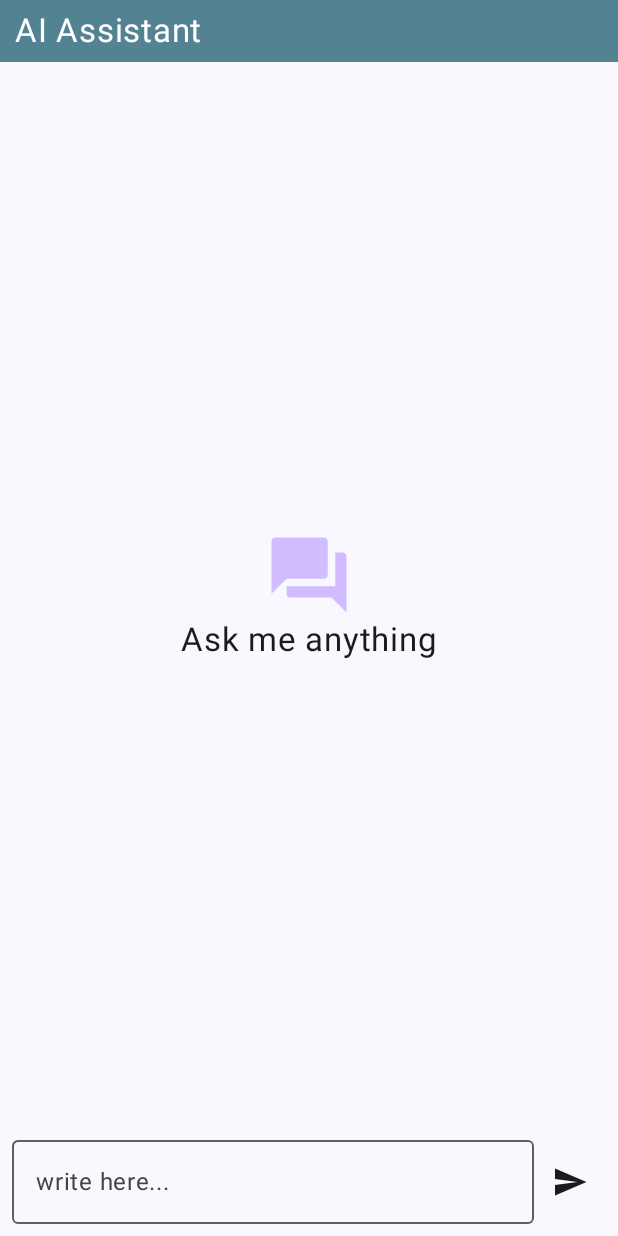
After one commit to farrukhf07/Health-Care-App, an Android app built with Jetpack Compose: the ChatbotScreen screen opened through its navigation route, on a phone screen of 412 x 824 dp. The commit adds this screen. Run offline under Robolectric (Android 15) with nearby library versions, the light colour scheme and no system bars; our stand-ins replace Dagger/Hilt's generated code; libraries missing offline, so code that uses them is left out: com.google.ai.client.

Commit message:
AI Chat bot Screen UI Changes

```diff
--- a/app/build.gradle.kts
+++ b/app/build.gradle.kts
@@ -97,5 +97,6 @@ dependencies {
     // fetching image
     api("io.coil-kt:coil-compose:2.2.2")
     api("io.coil-kt:coil-svg:2.2.2")
-
+    // Gemni API
+    implementation("com.google.ai.client.generativeai:generativeai:0.9.0")
 }
--- /dev/null
+++ b/app/src/main/java/com/example/myhealth/model/MessageModel.kt
@@ -0,0 +1,6 @@
+package com.example.myhealth.model
+
+data class MessageModel(
+    val message: String,
+    val role: String
+)
--- a/app/src/main/java/com/example/myhealth/navigation/MyHealthScreen.kt
+++ b/app/src/main/java/com/example/myhealth/navigation/MyHealthScreen.kt
@@ -31,6 +31,8 @@ sealed class MyHealthScreen(
     object SignoutScreen: MyHealthScreen(route = "SignoutScreen")
 
     object FindDoctorScreen: MyHealthScreen(route = "FindDoctorScreen")
+
+    object ChatbotScreen: MyHealthScreen(route = "ChatbotScreen")
 
     object DoctorProfileScreen: MyHealthScreen(route = "DoctorProfileScreen",
         navArguments = listOf(
--- a/app/src/main/java/com/example/myhealth/navigation/NavGraph.kt
+++ b/app/src/main/java/com/example/myhealth/navigation/NavGraph.kt
@@ -6,6 +6,7 @@ import androidx.navigation.compose.composable
 import androidx.navigation.navigation
 import com.example.myhealth.utils.APP_NAV_GRAPH
 import com.example.myhealth.utils.AUTH
+import com.example.myhealth.views.screens.ChatbotScreen
 import com.example.myhealth.views.screens.DashboardScreen
 import com.example.myhealth.views.screens.DiseaseDengueDetailScreen
 import com.example.myhealth.views.screens.DiseaseDetailScreen
@@ -95,6 +96,9 @@ fun NavGraphBuilder.appNavGraph(
                 labTest = {
                           navController.navigate(MyHealthScreen.LabTestScreen.name)
                 },
+                aiChat = {
+                         navController.navigate(MyHealthScreen.ChatbotScreen.name)
+                },
                 fever = {
                         navController.navigate(MyHealthScreen.DiseaseFeverDetailScreen.name)
                 },
@@ -108,6 +112,10 @@ fun NavGraphBuilder.appNavGraph(
                     navController.navigate(MyHealthScreen.PatientProfileScreen.name)
                 }
             )
+        }
+
+        composable(route = MyHealthScreen.ChatbotScreen.name) {
+            ChatbotScreen()
         }
 
         composable(route = MyHealthScreen.FindDoctorScreen.name) {
--- a/app/src/main/java/com/example/myhealth/ui/theme/Color.kt
+++ b/app/src/main/java/com/example/myhealth/ui/theme/Color.kt
@@ -24,3 +24,6 @@ val lightGreen2 = Color(0xFFDEF9C4)
 val newpurple = Color(0xFFE7CCCC)
 val gray = Color(0xFFD3D3D3)
 val firstAidColor = Color(0xFFB41313)
+
+val ColorUserMessage = Color(0xFF03A9F4)
+val ColorModelMessage = Color(0xFF4CAF50)
--- /dev/null
+++ b/app/src/main/java/com/example/myhealth/utils/AIConstant.kt
@@ -0,0 +1,6 @@
+package com.example.myhealth.utils
+
+const val MODEL = "model"
+const val USER = "user"
+const val MODEL_NAME = "gemini-pro"
+const val API_KEY = "AIzaSyAp2qWs9Y-YJcTfuilgocxOER5T2yABPHY"
--- /dev/null
+++ b/app/src/main/java/com/example/myhealth/viewModel/ChatbotVM.kt
@@ -0,0 +1,42 @@
+package com.example.myhealth.viewModel
+
+import androidx.compose.runtime.mutableStateListOf
+import androidx.lifecycle.ViewModel
+import androidx.lifecycle.viewModelScope
+import com.example.myhealth.model.MessageModel
+import com.example.myhealth.utils.API_KEY
+import com.example.myhealth.utils.MODEL_NAME
+import com.example.myhealth.utils.USER
+import com.google.ai.client.generativeai.GenerativeModel
+import kotlinx.coroutines.launch
+
+class ChatbotVM:ViewModel() {
+    val messageList by lazy{
+        mutableStateListOf<MessageModel>()
+    }
+
+    val generativeModel: GenerativeModel = GenerativeModel(
+        modelName = MODEL_NAME,
+        apiKey = API_KEY
+    )
+
+    fun sendMessage(question: String){
+        viewModelScope.launch{
+            try {
+                val chat = generativeModel.startChat(
+//                    history = messageList.map {
+//                        content(it.role){text(it.message)}
+//                    }.toList()
+                )
+                messageList.add(MessageModel(question, USER))
+                messageList.add(MessageModel("Typing...", MODEL_NAME))
+                val response = chat.sendMessage(question)
+                messageList.removeLast()
+                messageList.add(MessageModel(response.text.toString(), MODEL_NAME))
+            } catch (e: Exception){
+                messageList.removeLast()
+                messageList.add(MessageModel("Error: ${e.message}","model"))
+            }
+        }
+    }
+}
--- /dev/null
+++ b/app/src/main/java/com/example/myhealth/views/components/InputMessage.kt
@@ -0,0 +1,51 @@
+package com.example.myhealth.views.components
+
+import androidx.compose.foundation.layout.Row
+import androidx.compose.foundation.layout.padding
+import androidx.compose.material.icons.Icons
+import androidx.compose.material.icons.filled.Send
+import androidx.compose.material3.Icon
+import androidx.compose.material3.IconButton
+import androidx.compose.material3.OutlinedTextField
+import androidx.compose.material3.Text
+import androidx.compose.runtime.Composable
+import androidx.compose.runtime.getValue
+import androidx.compose.runtime.mutableStateOf
+import androidx.compose.runtime.remember
+import androidx.compose.runtime.setValue
+import androidx.compose.ui.Alignment
+import androidx.compose.ui.Modifier
+import androidx.compose.ui.unit.dp
+
+@Composable
+fun InputMessage(onMessageSend : (String)-> Unit) {
+
+    var message by remember {
+        mutableStateOf("")
+    }
+
+    Row(
+        modifier = Modifier.padding(8.dp),
+        verticalAlignment = Alignment.CenterVertically
+    ) {
+        OutlinedTextField(
+            modifier = Modifier.weight(1f),
+            value = message,
+            placeholder = { Text(text = "write here...") },
+            onValueChange = {
+                message = it
+            }
+        )
+        IconButton(onClick = {
+            if(message.isNotEmpty()){
+                onMessageSend(message)
+                message = ""
+            }
+        }) {
+            Icon(
+                imageVector = Icons.Default.Send,
+                contentDescription = "Send"
+            )
+        }
+    }
+}
--- /dev/null
+++ b/app/src/main/java/com/example/myhealth/views/components/MessageHeader.kt
@@ -0,0 +1,29 @@
+package com.example.myhealth.views.components
+
+import androidx.compose.foundation.background
+import androidx.compose.foundation.layout.Box
+import androidx.compose.foundation.layout.fillMaxWidth
+import androidx.compose.foundation.layout.padding
+import androidx.compose.material3.MaterialTheme
+import androidx.compose.material3.Text
+import androidx.compose.runtime.Composable
+import androidx.compose.ui.Modifier
+import androidx.compose.ui.graphics.Color
+import androidx.compose.ui.unit.dp
+import androidx.compose.ui.unit.sp
+import com.example.myhealth.ui.theme.primaryBlue
+
+@Composable
+fun MessageHeader() {
+    Box(
+        modifier = Modifier
+            .fillMaxWidth()
+            .background(primaryBlue)
+    ) {
+        Text(text = "AI Assistant",
+            color = Color.White,
+            fontSize = 22.sp,
+            modifier = Modifier.padding(horizontal = 10.dp, vertical = 7.dp)
+        )
+    }
+}
--- /dev/null
+++ b/app/src/main/java/com/example/myhealth/views/components/MessageList.kt
@@ -0,0 +1,48 @@
+package com.example.myhealth.views.components
+
+import androidx.compose.foundation.layout.Arrangement
+import androidx.compose.foundation.layout.Column
+import androidx.compose.foundation.layout.fillMaxSize
+import androidx.compose.foundation.layout.size
+import androidx.compose.foundation.lazy.LazyColumn
+import androidx.compose.foundation.lazy.items
+import androidx.compose.material3.Icon
+import androidx.compose.material3.Text
+import androidx.compose.runtime.Composable
+import androidx.compose.ui.Alignment
+import androidx.compose.ui.Modifier
+import androidx.compose.ui.res.painterResource
+import androidx.compose.ui.unit.dp
+import androidx.compose.ui.unit.sp
+import com.example.myhealth.R
+import com.example.myhealth.model.MessageModel
+import com.example.myhealth.ui.theme.Purple80
+
+@Composable
+fun MessageList(modifier: Modifier = Modifier, messageList : List<MessageModel>) {
+    if(messageList.isEmpty()){
+        Column(
+            modifier = modifier.fillMaxSize(),
+            horizontalAlignment = Alignment.CenterHorizontally,
+            verticalArrangement = Arrangement.Center
+        ) {
+            Icon(
+                modifier = Modifier.size(60.dp),
+                painter = painterResource(id = R.drawable.baseline_question_answer_24),
+                contentDescription = "Icon",
+                tint = Purple80,
+            )
+            Text(text = "Ask me anything", fontSize = 22.sp)
+        }
+    }else{
+        LazyColumn(
+            modifier = modifier,
+            reverseLayout = true
+        ) {
+            items(messageList.reversed()){
+                MessageView(messageModel = it)
+            }
+        }
+    }
+
+}
--- /dev/null
+++ b/app/src/main/java/com/example/myhealth/views/screens/ChatbotScreen.kt
@@ -0,0 +1,29 @@
+package com.example.myhealth.views.screens
+
+import androidx.compose.foundation.layout.Column
+import androidx.compose.runtime.Composable
+import androidx.compose.ui.Modifier
+import androidx.hilt.navigation.compose.hiltViewModel
+import com.example.myhealth.viewModel.ChatbotVM
+import com.example.myhealth.views.components.InputMessage
+import com.example.myhealth.views.components.MessageHeader
+import com.example.myhealth.views.components.MessageList
+
+
+@Composable
+fun ChatbotScreen(modifier: Modifier = Modifier, viewModel: ChatbotVM = hiltViewModel()) {
+    Column(
+        modifier = modifier
+    ) {
+        MessageHeader()
+        MessageList(
+            modifier = Modifier.weight(1f),
+            messageList = viewModel.messageList
+        )
+        InputMessage(
+            onMessageSend = {
+                viewModel.sendMessage(it)
+            }
+        )
+    }
+}
--- /dev/null
+++ b/app/src/main/res/drawable/baseline_question_answer_24.xml
@@ -0,0 +1,5 @@
+<vector xmlns:android="http://schemas.android.com/apk/res/android" android:height="24dp" android:tint="#000000" android:viewportHeight="24" android:viewportWidth="24" android:width="24dp">
+
+    <path android:fillColor="@android:color/white" android:pathData="M21,6h-2v9L6,15v2c0,0.55 0.45,1 1,1h11l4,4L22,7c0,-0.55 -0.45,-1 -1,-1zM17,12L17,3c0,-0.55 -0.45,-1 -1,-1L3,2c-0.55,0 -1,0.45 -1,1v14l4,-4h10c0.55,0 1,-0.45 1,-1z"/>
+
+</vector>
```
Also changed, not shown: app/src/main/java/com/example/myhealth/views/components/MessageView.kt (added, +58 -0 lines), app/src/main/java/com/example/myhealth/views/screens/DashboardScreen.kt (+56 -20 lines), app/src/main/java/com/example/myhealth/utils/Constants.kt (line endings or trailing spaces), app/src/main/res/drawable/ic_bot.png (added).
